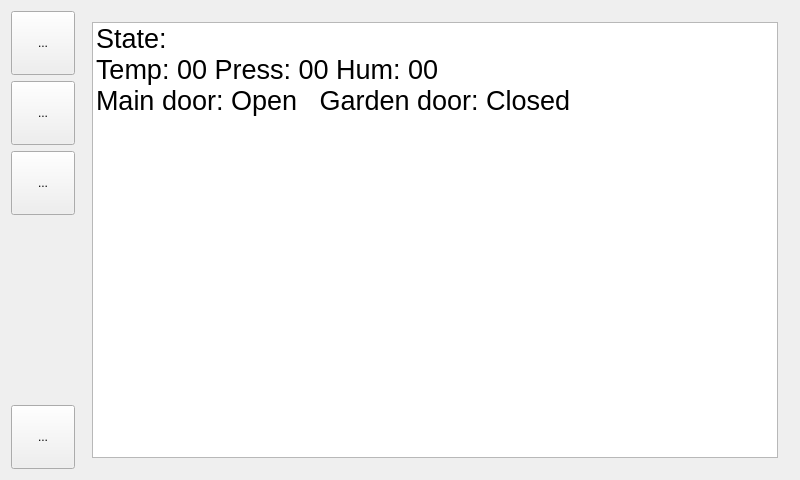
Before: the Qt Designer form SmartHome/mainwindow.ui in kovand11/Diplomaterv-Code, drawn with Qt 5.
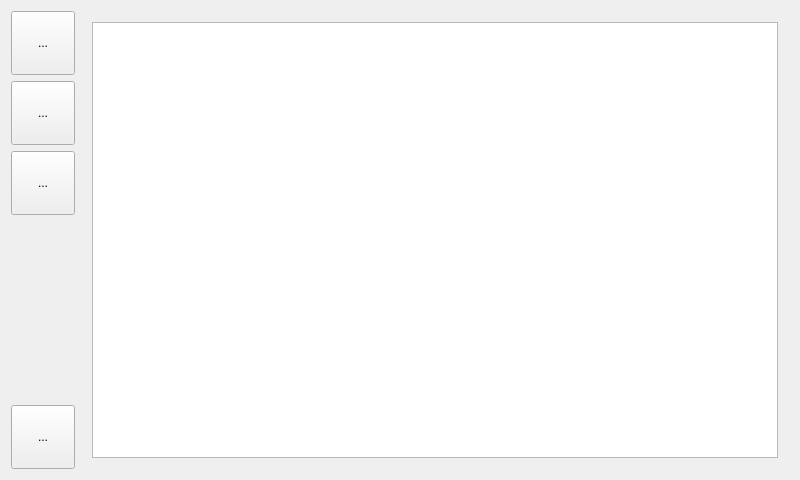
After: the same form once the commit is applied. The open tabs and pages were chosen to show the change. Icons and pictures are not drawn.

Commit message: stored settings (not permanent), debug (text) widget

Diff of the .ui file:
```diff
--- a/SmartHome/mainwindow.ui
+++ b/SmartHome/mainwindow.ui
@@ -135,24 +135,9 @@
          <widget class="QListWidget" name="listWidget">
           <property name="font">
            <font>
-            <pointsize>20</pointsize>
+            <pointsize>16</pointsize>
            </font>
           </property>
-          <item>
-           <property name="text">
-            <string>State: </string>
-           </property>
-          </item>
-          <item>
-           <property name="text">
-            <string>Temp: 00 Press: 00 Hum: 00</string>
-           </property>
-          </item>
-          <item>
-           <property name="text">
-            <string>Main door: Open   Garden door: Closed</string>
-           </property>
-          </item>
          </widget>
         </item>
        </layout>
```
Left out of the diff: 22 changed lines with no effect on the pictures. The commit also changes 5 other files.
